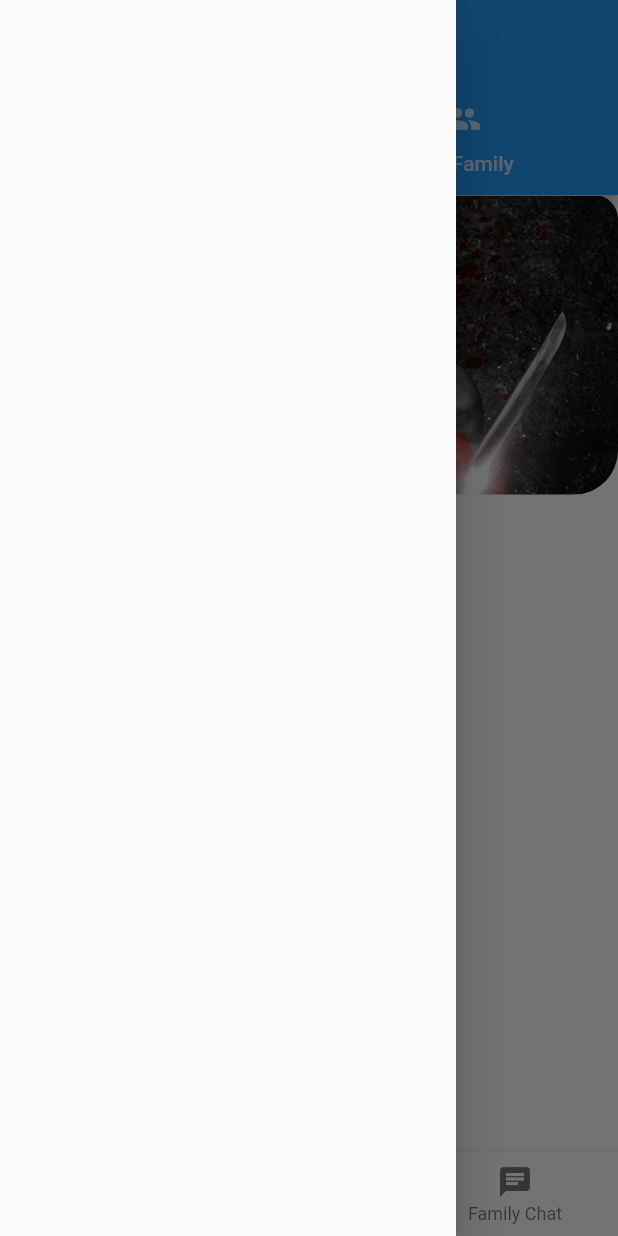
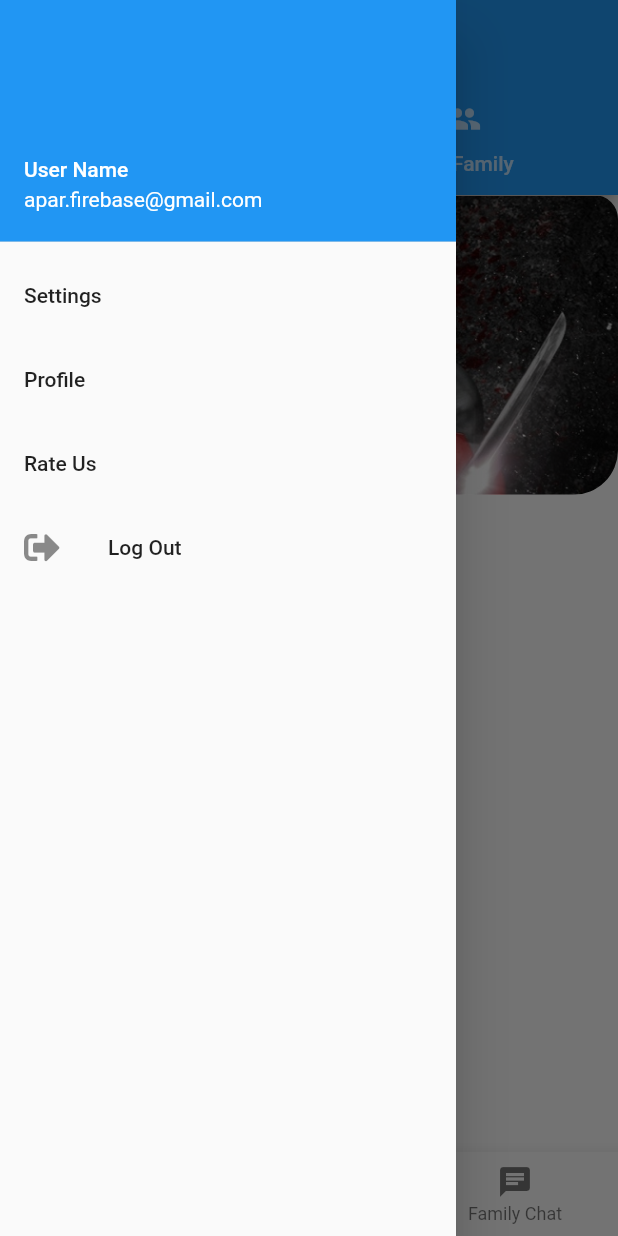
Before and after one commit to aistha11/familyApp, a Flutter app: the Home screen opened directly, with the side drawer open, on a phone screen of 412 x 824 dp. Run offline on Flutter 3.47's test engine with Material 2 defaults, Android fonts, the phone set to English and light mode, and no system bars; our stand-ins replace firebase_auth, font_awesome_flutter, google_sign_in; missing offline and left inert: foldable_sidebar; accounts and stored records are empty.

```diff
--- a/lib/pages/home/home.dart
+++ b/lib/pages/home/home.dart
@@ -1,6 +1,8 @@
+import 'package:familyApp/pages/widgets/drawer.dart';
 import 'package:familyApp/pages/widgets/ourFamily.dart';
 import 'package:familyApp/pages/widgets/profile.dart';
 import 'package:flutter/material.dart';
+import 'package:foldable_sidebar/foldable_sidebar.dart';
 
 class Home extends StatefulWidget {
   @override
@@ -12,8 +14,6 @@ class _HomeState extends State<Home> {
 
   @override
   Widget build(BuildContext context) {
-
-
     final _tabs = [
       Tab(
         text: 'Profile',
@@ -26,10 +26,13 @@ class _HomeState extends State<Home> {
     ];
 
     final _tabPages = [Profile(), OurFamily()];
+
+    FSBStatus status;
     return DefaultTabController(
       length: _tabs.length,
+      child: SafeArea(
               child: Scaffold(
-        drawer: Drawer(),
+          drawer: CustomDrawer(),
           appBar: AppBar(
             title: Text('Home'),
             bottom: TabBar(tabs: _tabs),
@@ -45,13 +48,14 @@ class _HomeState extends State<Home> {
               BottomNavigationBarItem(
                   icon: Icon(Icons.chat), title: Text('Family Chat')),
             ],
-          onTap: (index){
+            onTap: (index) {
               setState(() {
                 currentIndex = index;
               });
             },
           ),
         ),
+      ),
     );
   }
 }
--- /dev/null
+++ b/lib/pages/widgets/drawer.dart
@@ -0,0 +1,41 @@
+import 'package:familyApp/model/user_repository.dart';
+import 'package:flutter/material.dart';
+import 'package:font_awesome_flutter/font_awesome_flutter.dart';
+
+class CustomDrawer extends StatelessWidget {
+
+  final UserRepository _auth = UserRepository.instance();
+
+  @override
+  Widget build(BuildContext context) {
+    return Drawer(
+      child: ListView(
+        children: [
+          UserAccountsDrawerHeader(
+            accountName: Text('User Name'),
+            accountEmail: Text('apar.firebase@gmail.com'),
+          ),
+          ListTile(
+            title: Text('Settings'),
+            onTap: () {},
+          ),
+          ListTile(
+            title: Text('Profile'),
+            onTap: () {},
+          ),
+          ListTile(
+            title: Text('Rate Us'),
+            onTap: () {},
+          ),
+          ListTile(
+            leading: Icon(FontAwesomeIcons.signOutAlt),
+            title: Text('Log Out'),
+            onTap: () {
+              _auth.signOut();
+            },
+          )
+        ],
+      ),
+    );
+  }
+}
--- a/pubspec.yaml
+++ b/pubspec.yaml
@@ -29,6 +29,7 @@ dependencies:
   google_sign_in:
   cloud_firestore:
   flutter_slidable:
+  foldable_sidebar:
 
 
   # The following adds the Cupertino Icons font to your application.
```
Also changed, not shown: lib/main.dart (+14 -6 lines), lib/pages/auth/login.dart (+6 -3 lines), lib/pages/widgets/splash.dart (added, +14 -0 lines), lib/pages/wrapper.dart (added, +25 -0 lines), pubspec.lock, 3 other files. Lines whose indentation alone changed are shown as unchanged.
